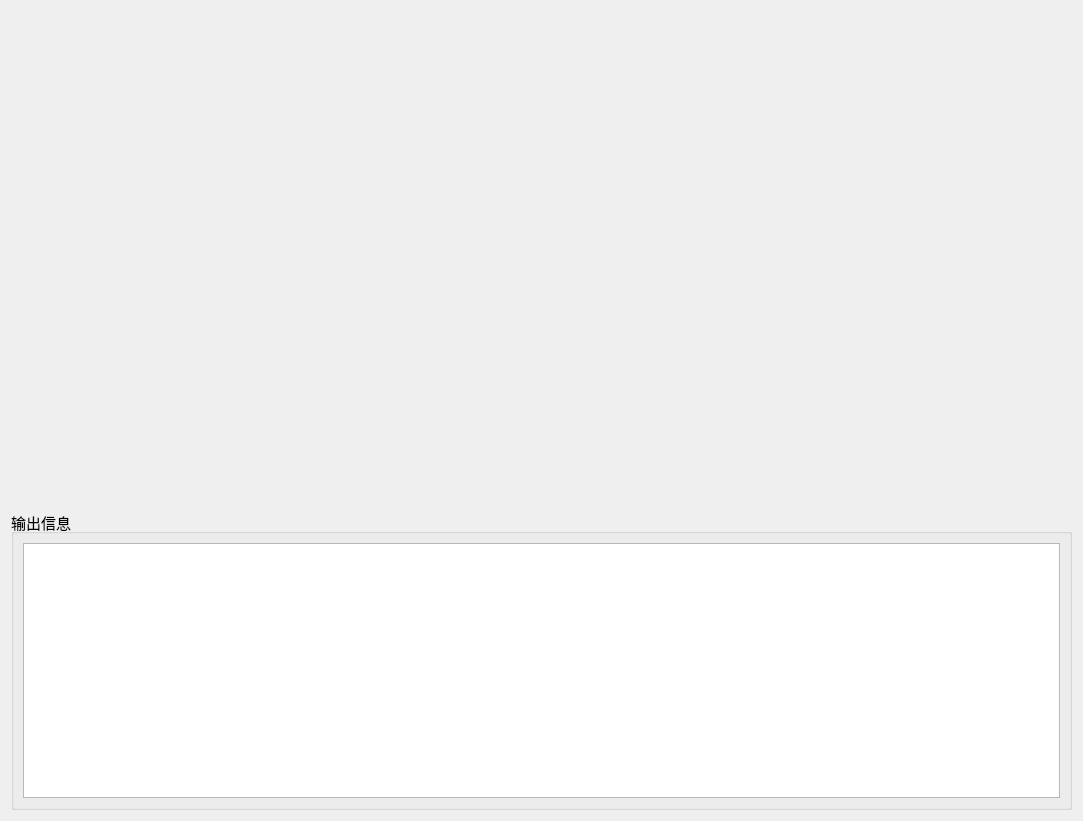
This is deploy_integrate/home/home_mainwid.ui in ChinaClever/MPro-Tools as Qt 5 draws it before an edit. The edited form follows.
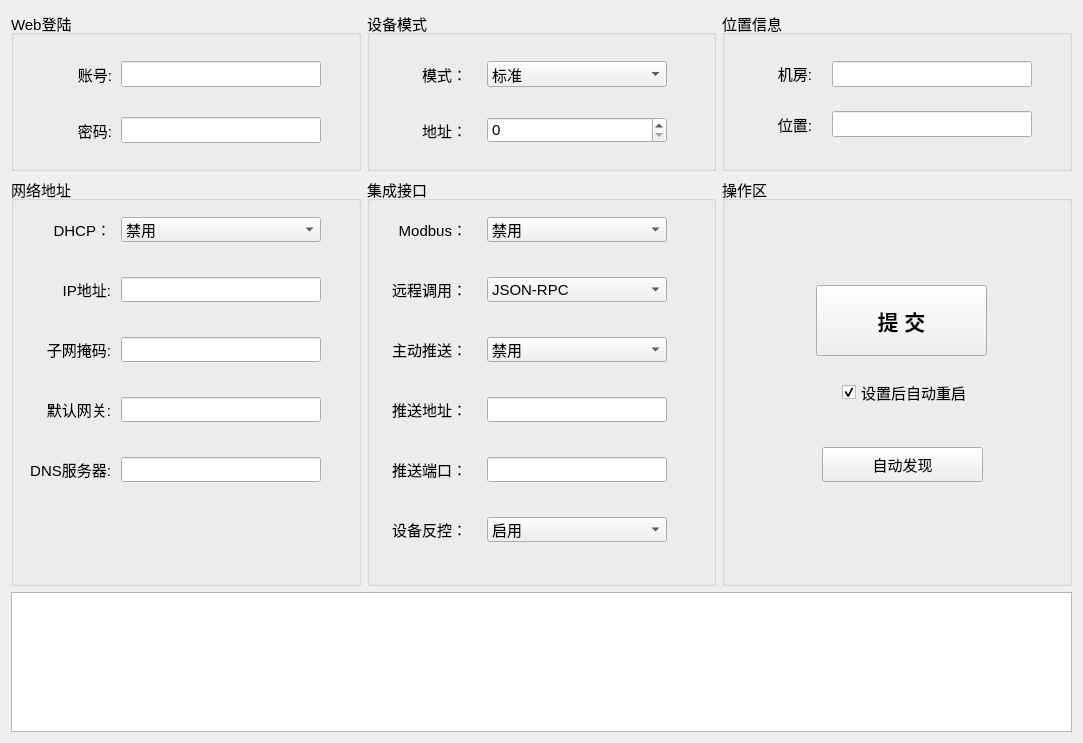
This is the edited form.

```diff
--- a/deploy_integrate/home/home_mainwid.ui
+++ b/deploy_integrate/home/home_mainwid.ui
@@ -7,7 +7,7 @@
     <x>0</x>
     <y>0</y>
     <width>1083</width>
-    <height>821</height>
+    <height>743</height>
    </rect>
   </property>
   <property name="font">
@@ -19,29 +19,683 @@
    <string>Form</string>
   </property>
   <layout class="QGridLayout" name="gridLayout">
-   <item row="0" column="0">
-    <widget class="QWidget" name="workWid" native="true"/>
+   <item row="1" column="2">
+    <widget class="QGroupBox" name="groupBox_6">
+     <property name="title">
+      <string>操作区</string>
+     </property>
+     <widget class="QPushButton" name="startBtn">
+      <property name="geometry">
+       <rect>
+        <x>94</x>
+        <y>108</y>
+        <width>171</width>
+        <height>71</height>
+       </rect>
+      </property>
+      <property name="font">
+       <font>
+        <pointsize>16</pointsize>
+        <weight>75</weight>
+        <bold>true</bold>
+       </font>
+      </property>
+      <property name="text">
+       <string>提 交</string>
+      </property>
+     </widget>
+     <widget class="QPushButton" name="findBtn">
+      <property name="geometry">
+       <rect>
+        <x>100</x>
+        <y>270</y>
+        <width>161</width>
+        <height>35</height>
+       </rect>
+      </property>
+      <property name="minimumSize">
+       <size>
+        <width>0</width>
+        <height>35</height>
+       </size>
+      </property>
+      <property name="text">
+       <string>自动发现</string>
+      </property>
+     </widget>
+     <widget class="QCheckBox" name="resetCheck">
+      <property name="geometry">
+       <rect>
+        <x>120</x>
+        <y>200</y>
+        <width>141</width>
+        <height>31</height>
+       </rect>
+      </property>
+      <property name="text">
+       <string>设置后自动重启</string>
+      </property>
+      <property name="checked">
+       <bool>true</bool>
+      </property>
+     </widget>
+    </widget>
+   </item>
+   <item row="0" column="2">
+    <widget class="QGroupBox" name="groupBox_4">
+     <property name="minimumSize">
+      <size>
+       <width>300</width>
+       <height>0</height>
+      </size>
+     </property>
+     <property name="title">
+      <string>位置信息</string>
+     </property>
+     <widget class="QLineEdit" name="roomEdit">
+      <property name="geometry">
+       <rect>
+        <x>110</x>
+        <y>50</y>
+        <width>200</width>
+        <height>26</height>
+       </rect>
+      </property>
+     </widget>
+     <widget class="QLabel" name="label_6">
+      <property name="geometry">
+       <rect>
+        <x>40</x>
+        <y>49</y>
+        <width>50</width>
+        <height>26</height>
+       </rect>
+      </property>
+      <property name="text">
+       <string>机房:</string>
+      </property>
+      <property name="alignment">
+       <set>Qt::AlignRight|Qt::AlignTrailing|Qt::AlignVCenter</set>
+      </property>
+     </widget>
+     <widget class="QLineEdit" name="locatEdit">
+      <property name="geometry">
+       <rect>
+        <x>110</x>
+        <y>100</y>
+        <width>200</width>
+        <height>26</height>
+       </rect>
+      </property>
+     </widget>
+     <widget class="QLabel" name="label_7">
+      <property name="geometry">
+       <rect>
+        <x>40</x>
+        <y>100</y>
+        <width>50</width>
+        <height>26</height>
+       </rect>
+      </property>
+      <property name="text">
+       <string>位置:</string>
+      </property>
+      <property name="alignment">
+       <set>Qt::AlignRight|Qt::AlignTrailing|Qt::AlignVCenter</set>
+      </property>
+     </widget>
+    </widget>
    </item>
    <item row="1" column="0">
     <widget class="QGroupBox" name="groupBox">
+     <property name="title">
+      <string>网络地址</string>
+     </property>
+     <widget class="QLineEdit" name="ipEdit">
+      <property name="geometry">
+       <rect>
+        <x>110</x>
+        <y>100</y>
+        <width>200</width>
+        <height>25</height>
+       </rect>
+      </property>
+     </widget>
+     <widget class="QLabel" name="label">
+      <property name="geometry">
+       <rect>
+        <x>20</x>
+        <y>100</y>
+        <width>80</width>
+        <height>25</height>
+       </rect>
+      </property>
+      <property name="text">
+       <string>IP地址:</string>
+      </property>
+      <property name="alignment">
+       <set>Qt::AlignRight|Qt::AlignTrailing|Qt::AlignVCenter</set>
+      </property>
+     </widget>
+     <widget class="QLabel" name="label_2">
+      <property name="geometry">
+       <rect>
+        <x>20</x>
+        <y>160</y>
+        <width>80</width>
+        <height>25</height>
+       </rect>
+      </property>
+      <property name="text">
+       <string>子网掩码:</string>
+      </property>
+      <property name="alignment">
+       <set>Qt::AlignRight|Qt::AlignTrailing|Qt::AlignVCenter</set>
+      </property>
+     </widget>
+     <widget class="QLineEdit" name="maskEdit">
+      <property name="geometry">
+       <rect>
+        <x>110</x>
+        <y>160</y>
+        <width>200</width>
+        <height>25</height>
+       </rect>
+      </property>
+     </widget>
+     <widget class="QLabel" name="label_3">
+      <property name="geometry">
+       <rect>
+        <x>20</x>
+        <y>40</y>
+        <width>80</width>
+        <height>25</height>
+       </rect>
+      </property>
+      <property name="text">
+       <string>DHCP：</string>
+      </property>
+      <property name="alignment">
+       <set>Qt::AlignRight|Qt::AlignTrailing|Qt::AlignVCenter</set>
+      </property>
+     </widget>
+     <widget class="QComboBox" name="dhcpBox">
+      <property name="geometry">
+       <rect>
+        <x>110</x>
+        <y>40</y>
+        <width>200</width>
+        <height>25</height>
+       </rect>
+      </property>
+      <item>
+       <property name="text">
+        <string>禁用</string>
+       </property>
+      </item>
+      <item>
+       <property name="text">
+        <string>启用</string>
+       </property>
+      </item>
+     </widget>
+     <widget class="QLineEdit" name="gwEdit">
+      <property name="geometry">
+       <rect>
+        <x>110</x>
+        <y>220</y>
+        <width>200</width>
+        <height>25</height>
+       </rect>
+      </property>
+     </widget>
+     <widget class="QLabel" name="label_4">
+      <property name="geometry">
+       <rect>
+        <x>20</x>
+        <y>220</y>
+        <width>80</width>
+        <height>25</height>
+       </rect>
+      </property>
+      <property name="text">
+       <string>默认网关:</string>
+      </property>
+      <property name="alignment">
+       <set>Qt::AlignRight|Qt::AlignTrailing|Qt::AlignVCenter</set>
+      </property>
+     </widget>
+     <widget class="QLineEdit" name="dnsEdit">
+      <property name="geometry">
+       <rect>
+        <x>110</x>
+        <y>280</y>
+        <width>200</width>
+        <height>25</height>
+       </rect>
+      </property>
+     </widget>
+     <widget class="QLabel" name="label_5">
+      <property name="geometry">
+       <rect>
+        <x>20</x>
+        <y>280</y>
+        <width>80</width>
+        <height>25</height>
+       </rect>
+      </property>
+      <property name="text">
+       <string>DNS服务器:</string>
+      </property>
+      <property name="alignment">
+       <set>Qt::AlignRight|Qt::AlignTrailing|Qt::AlignVCenter</set>
+      </property>
+     </widget>
+    </widget>
+   </item>
+   <item row="1" column="1">
+    <widget class="QGroupBox" name="groupBox_2">
+     <property name="title">
+      <string>集成接口</string>
+     </property>
+     <widget class="QComboBox" name="modbusBox">
+      <property name="geometry">
+       <rect>
+        <x>120</x>
+        <y>40</y>
+        <width>180</width>
+        <height>25</height>
+       </rect>
+      </property>
+      <item>
+       <property name="text">
+        <string>禁用</string>
+       </property>
+      </item>
+      <item>
+       <property name="text">
+        <string>TCP-Modbus</string>
+       </property>
+      </item>
+      <item>
+       <property name="text">
+        <string>RTU-Modbus</string>
+       </property>
+      </item>
+     </widget>
+     <widget class="QLabel" name="label_10">
+      <property name="geometry">
+       <rect>
+        <x>10</x>
+        <y>40</y>
+        <width>90</width>
+        <height>25</height>
+       </rect>
+      </property>
+      <property name="text">
+       <string>Modbus：</string>
+      </property>
+      <property name="alignment">
+       <set>Qt::AlignRight|Qt::AlignTrailing|Qt::AlignVCenter</set>
+      </property>
+     </widget>
+     <widget class="QComboBox" name="rpcBox">
+      <property name="geometry">
+       <rect>
+        <x>120</x>
+        <y>100</y>
+        <width>180</width>
+        <height>25</height>
+       </rect>
+      </property>
+      <property name="currentIndex">
+       <number>1</number>
+      </property>
+      <item>
+       <property name="text">
+        <string>禁用</string>
+       </property>
+      </item>
+      <item>
+       <property name="text">
+        <string>JSON-RPC</string>
+       </property>
+      </item>
+      <item>
+       <property name="text">
+        <string>XML-RPC</string>
+       </property>
+      </item>
+     </widget>
+     <widget class="QLabel" name="label_11">
+      <property name="geometry">
+       <rect>
+        <x>10</x>
+        <y>100</y>
+        <width>90</width>
+        <height>25</height>
+       </rect>
+      </property>
+      <property name="text">
+       <string>远程调用：</string>
+      </property>
+      <property name="alignment">
+       <set>Qt::AlignRight|Qt::AlignTrailing|Qt::AlignVCenter</set>
+      </property>
+     </widget>
+     <widget class="QComboBox" name="pushBox">
+      <property name="geometry">
+       <rect>
+        <x>120</x>
+        <y>160</y>
+        <width>180</width>
+        <height>25</height>
+       </rect>
+      </property>
+      <item>
+       <property name="text">
+        <string>禁用</string>
+       </property>
+      </item>
+      <item>
+       <property name="text">
+        <string>UDP推送</string>
+       </property>
+      </item>
+      <item>
+       <property name="text">
+        <string>http推送</string>
+       </property>
+      </item>
+     </widget>
+     <widget class="QLabel" name="label_12">
+      <property name="geometry">
+       <rect>
+        <x>10</x>
+        <y>160</y>
+        <width>90</width>
+        <height>25</height>
+       </rect>
+      </property>
+      <property name="text">
+       <string>主动推送：</string>
+      </property>
+      <property name="alignment">
+       <set>Qt::AlignRight|Qt::AlignTrailing|Qt::AlignVCenter</set>
+      </property>
+     </widget>
+     <widget class="QLabel" name="label_13">
+      <property name="geometry">
+       <rect>
+        <x>10</x>
+        <y>220</y>
+        <width>90</width>
+        <height>25</height>
+       </rect>
+      </property>
+      <property name="text">
+       <string>推送地址：</string>
+      </property>
+      <property name="alignment">
+       <set>Qt::AlignRight|Qt::AlignTrailing|Qt::AlignVCenter</set>
+      </property>
+     </widget>
+     <widget class="QLineEdit" name="hostEdit">
+      <property name="geometry">
+       <rect>
+        <x>120</x>
+        <y>220</y>
+        <width>180</width>
+        <height>25</height>
+       </rect>
+      </property>
+     </widget>
+     <widget class="QLineEdit" name="portEdit">
+      <property name="geometry">
+       <rect>
+        <x>120</x>
+        <y>280</y>
+        <width>180</width>
+        <height>25</height>
+       </rect>
+      </property>
+     </widget>
+     <widget class="QLabel" name="label_14">
+      <property name="geometry">
+       <rect>
+        <x>10</x>
+        <y>280</y>
+        <width>90</width>
+        <height>25</height>
+       </rect>
+      </property>
+      <property name="text">
+       <string>推送端口：</string>
+      </property>
+      <property name="alignment">
+       <set>Qt::AlignRight|Qt::AlignTrailing|Qt::AlignVCenter</set>
+      </property>
+     </widget>
+     <widget class="QComboBox" name="ctrlBox">
+      <property name="geometry">
+       <rect>
+        <x>120</x>
+        <y>340</y>
+        <width>180</width>
+        <height>25</height>
+       </rect>
+      </property>
+      <property name="currentIndex">
+       <number>1</number>
+      </property>
+      <item>
+       <property name="text">
+        <string>禁用</string>
+       </property>
+      </item>
+      <item>
+       <property name="text">
+        <string>启用</string>
+       </property>
+      </item>
+     </widget>
+     <widget class="QLabel" name="label_15">
+      <property name="geometry">
+       <rect>
+        <x>10</x>
+        <y>340</y>
+        <width>90</width>
+        <height>25</height>
+       </rect>
+      </property>
+      <property name="text">
+       <string>设备反控：</string>
+      </property>
+      <property name="alignment">
+       <set>Qt::AlignRight|Qt::AlignTrailing|Qt::AlignVCenter</set>
+      </property>
+     </widget>
+    </widget>
+   </item>
+   <item row="0" column="0">
+    <widget class="QGroupBox" name="groupBox_5">
+     <property name="minimumSize">
+      <size>
+       <width>300</width>
+       <height>0</height>
+      </size>
+     </property>
      <property name="maximumSize">
       <size>
        <width>16777215</width>
-       <height>300</height>
+       <height>160</height>
       </size>
      </property>
      <property name="title">
-      <string>输出信息</string>
+      <string>Web登陆</string>
      </property>
-     <layout class="QGridLayout" name="gridLayout_2">
-      <item row="0" column="0">
-       <widget class="QPlainTextEdit" name="textEdit">
-        <property name="readOnly">
-         <bool>true</bool>
-        </property>
-       </widget>
+     <widget class="QLineEdit" name="pwdEdit">
+      <property name="geometry">
+       <rect>
+        <x>110</x>
+        <y>106</y>
+        <width>200</width>
+        <height>26</height>
+       </rect>
+      </property>
+      <property name="maximumSize">
+       <size>
+        <width>200</width>
+        <height>16777215</height>
+       </size>
+      </property>
+     </widget>
+     <widget class="QLabel" name="label_8">
+      <property name="geometry">
+       <rect>
+        <x>50</x>
+        <y>106</y>
+        <width>51</width>
+        <height>26</height>
+       </rect>
+      </property>
+      <property name="text">
+       <string>密码:</string>
+      </property>
+      <property name="alignment">
+       <set>Qt::AlignRight|Qt::AlignTrailing|Qt::AlignVCenter</set>
+      </property>
+     </widget>
+     <widget class="QLabel" name="label_9">
+      <property name="geometry">
+       <rect>
+        <x>50</x>
+        <y>50</y>
+        <width>51</width>
+        <height>26</height>
+       </rect>
+      </property>
+      <property name="text">
+       <string>账号:</string>
+      </property>
+      <property name="alignment">
+       <set>Qt::AlignRight|Qt::AlignTrailing|Qt::AlignVCenter</set>
+      </property>
+     </widget>
+     <widget class="QLineEdit" name="usrEdit">
+      <property name="geometry">
+       <rect>
+        <x>110</x>
+        <y>50</y>
+        <width>200</width>
+        <height>26</height>
+       </rect>
+      </property>
+      <property name="maximumSize">
+       <size>
+        <width>200</width>
+        <height>16777215</height>
+       </size>
+      </property>
+     </widget>
+    </widget>
+   </item>
+   <item row="2" column="0" colspan="3">
+    <widget class="QPlainTextEdit" name="textEdit">
+     <property name="maximumSize">
+      <size>
+       <width>16777215</width>
+       <height>140</height>
+      </size>
+     </property>
+     <property name="readOnly">
+      <bool>true</bool>
+     </property>
+    </widget>
+   </item>
+   <item row="0" column="1">
+    <widget class="QGroupBox" name="groupBox_3">
+     <property name="minimumSize">
+      <size>
+       <width>330</width>
+       <height>0</height>
+      </size>
+     </property>
+     <property name="title">
+      <string>设备模式</string>
+     </property>
+     <widget class="QLabel" name="label_16">
+      <property name="geometry">
+       <rect>
+        <x>50</x>
+        <y>50</y>
+        <width>50</width>
+        <height>26</height>
+       </rect>
+      </property>
+      <property name="text">
+       <string>模式：</string>
+      </property>
+      <property name="alignment">
+       <set>Qt::AlignRight|Qt::AlignTrailing|Qt::AlignVCenter</set>
+      </property>
+     </widget>
+     <widget class="QComboBox" name="modeBox">
+      <property name="geometry">
+       <rect>
+        <x>120</x>
+        <y>50</y>
+        <width>180</width>
+        <height>26</height>
+       </rect>
+      </property>
+      <item>
+       <property name="text">
+        <string>标准</string>
+       </property>
       </item>
-     </layout>
+      <item>
+       <property name="text">
+        <string>级联</string>
+       </property>
+      </item>
+      <item>
+       <property name="text">
+        <string>双电源</string>
+       </property>
+      </item>
+      <item>
+       <property name="text">
+        <string>Modbus-RTU</string>
+       </property>
+      </item>
+     </widget>
+     <widget class="QLabel" name="label_17">
+      <property name="geometry">
+       <rect>
+        <x>50</x>
+        <y>106</y>
+        <width>50</width>
+        <height>26</height>
+       </rect>
+      </property>
+      <property name="text">
+       <string>地址：</string>
+      </property>
+      <property name="alignment">
+       <set>Qt::AlignRight|Qt::AlignTrailing|Qt::AlignVCenter</set>
+      </property>
+     </widget>
+     <widget class="QSpinBox" name="addrBox">
+      <property name="geometry">
+       <rect>
+        <x>120</x>
+        <y>106</y>
+        <width>180</width>
+        <height>26</height>
+       </rect>
+      </property>
+     </widget>
     </widget>
    </item>
   </layout>
```
